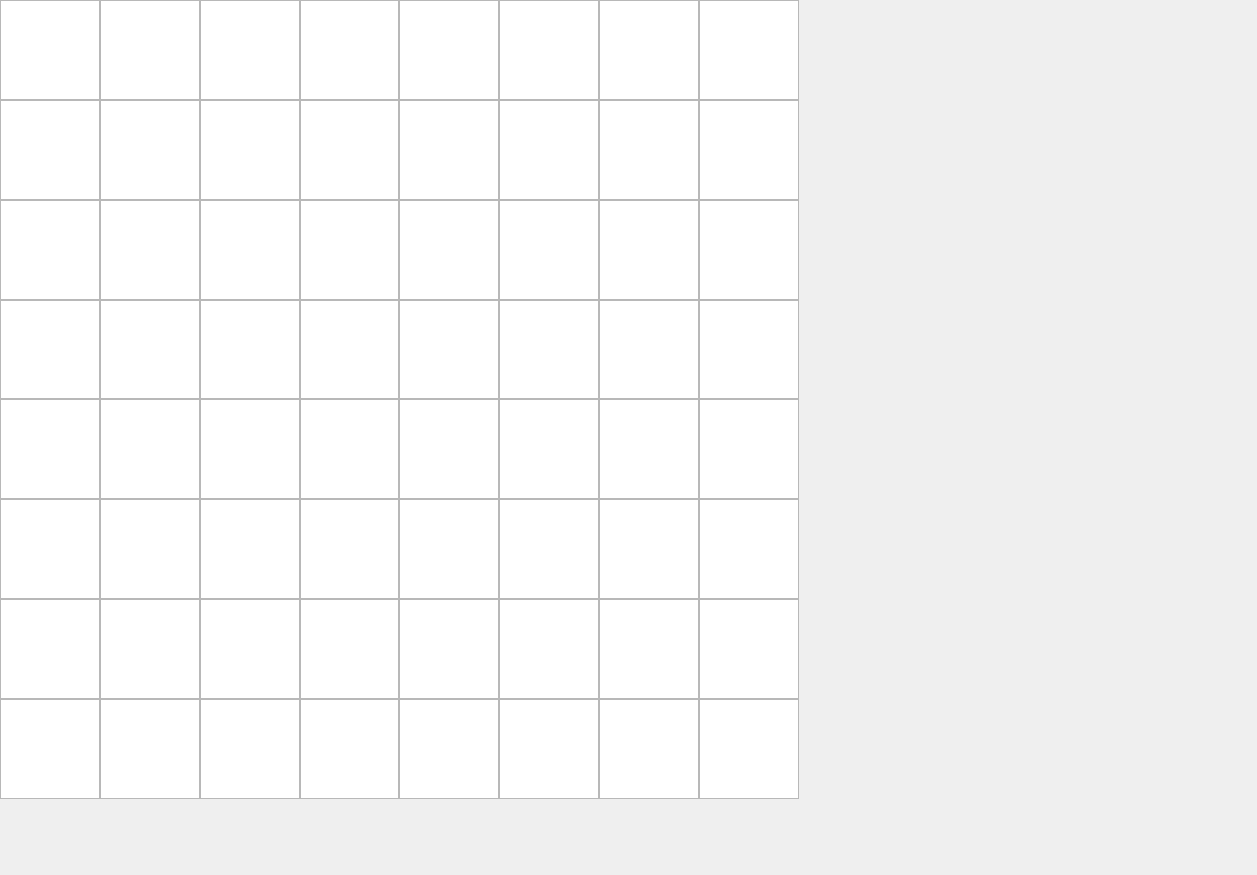
Qt form Поле.ui (P-or-G/-) before a commit.
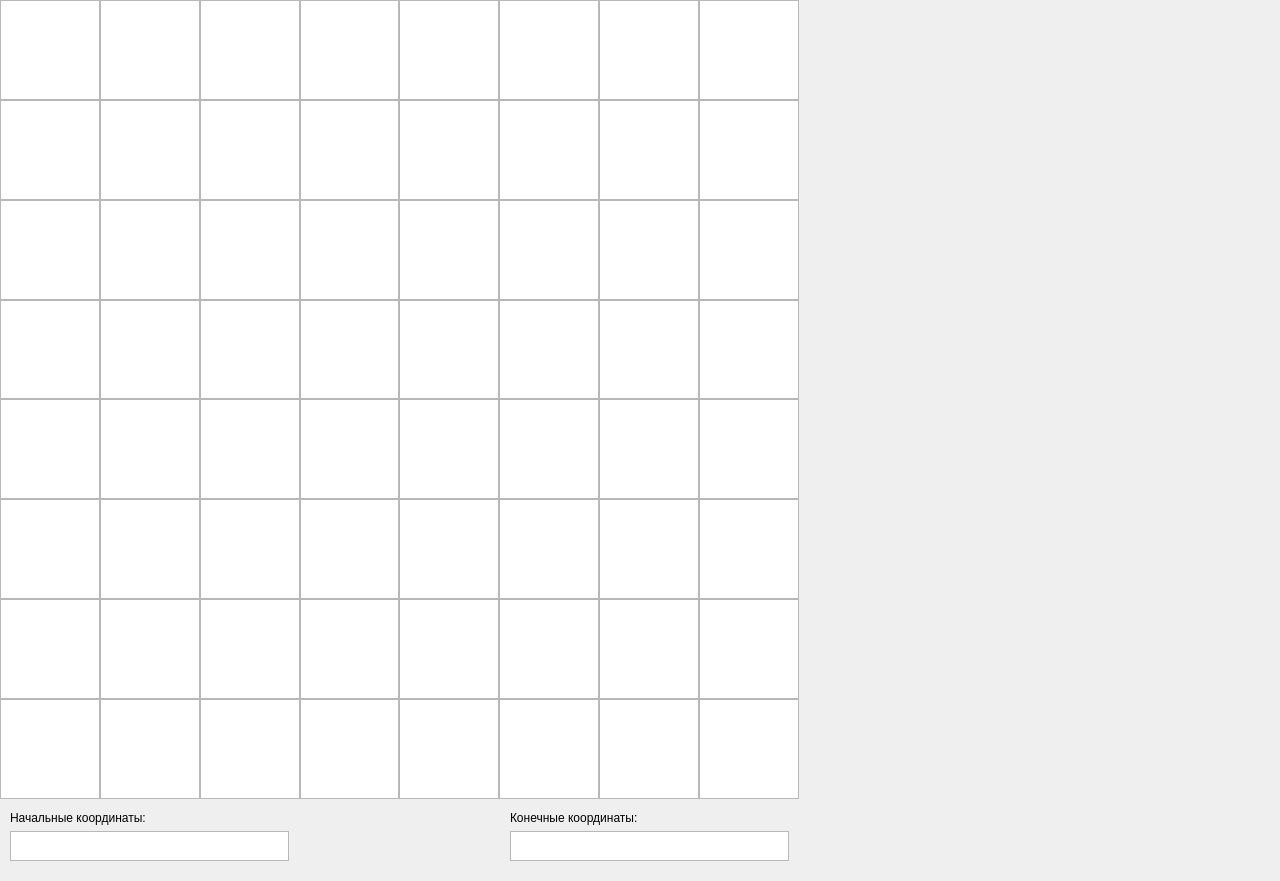
The same form after that commit.

```diff
--- a/Поле.ui
+++ b/Поле.ui
@@ -6,8 +6,8 @@
    <rect>
     <x>0</x>
     <y>0</y>
-    <width>1257</width>
-    <height>875</height>
+    <width>1280</width>
+    <height>881</height>
    </rect>
   </property>
   <property name="windowTitle">
@@ -279,6 +279,78 @@
     </item>
    </layout>
   </widget>
+  <widget class="QWidget" name="verticalLayoutWidget">
+   <property name="geometry">
+    <rect>
+     <x>10</x>
+     <y>810</y>
+     <width>281</width>
+     <height>51</height>
+    </rect>
+   </property>
+   <layout class="QVBoxLayout" name="verticalLayout">
+    <item>
+     <widget class="QLabel" name="label">
+      <property name="text">
+       <string>Начальные координаты:</string>
+      </property>
+     </widget>
+    </item>
+    <item>
+     <widget class="QTextEdit" name="textEdit">
+      <property name="enabled">
+       <bool>true</bool>
+      </property>
+      <property name="maximumSize">
+       <size>
+        <width>279</width>
+        <height>30</height>
+       </size>
+      </property>
+     </widget>
+    </item>
+   </layout>
+  </widget>
+  <widget class="QWidget" name="verticalLayoutWidget_3">
+   <property name="geometry">
+    <rect>
+     <x>510</x>
+     <y>810</y>
+     <width>281</width>
+     <height>51</height>
+    </rect>
+   </property>
+   <layout class="QVBoxLayout" name="verticalLayout_2">
+    <item>
+     <widget class="QLabel" name="label_2">
+      <property name="text">
+       <string>Конечные координаты:</string>
+      </property>
+     </widget>
+    </item>
+    <item>
+     <widget class="QTextEdit" name="textEdit_2">
+      <property name="maximumSize">
+       <size>
+        <width>279</width>
+        <height>30</height>
+       </size>
+      </property>
+     </widget>
+    </item>
+   </layout>
+  </widget>
+  <widget class="QWidget" name="horizontalLayoutWidget">
+   <property name="geometry">
+    <rect>
+     <x>810</x>
+     <y>10</y>
+     <width>451</width>
+     <height>851</height>
+    </rect>
+   </property>
+   <layout class="QHBoxLayout" name="horizontalLayout"/>
+  </widget>
  </widget>
  <resources/>
  <connections/>
```
